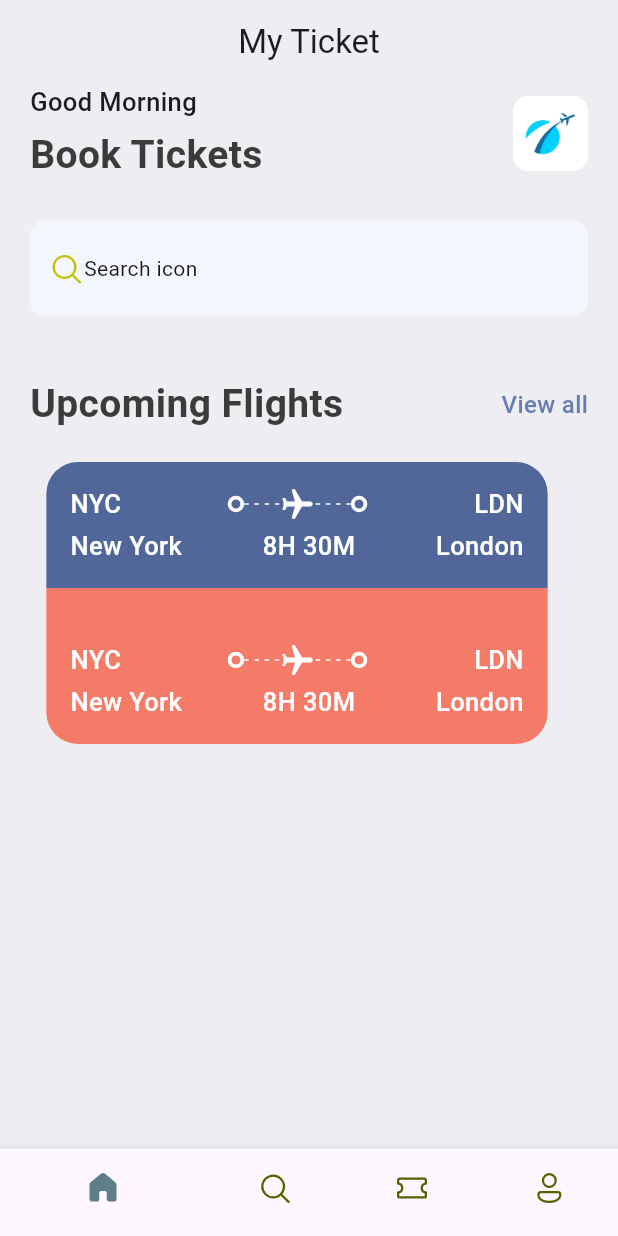
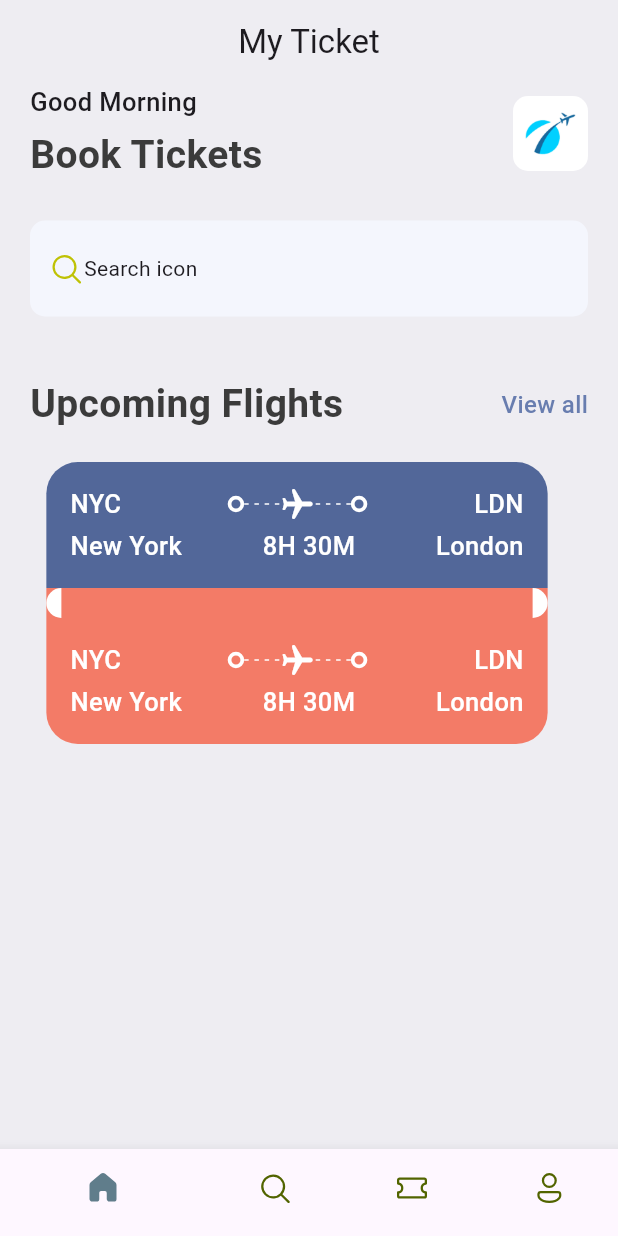
Before and after one commit to Thisi47/ticket_app, a Flutter app: the screen it shows after launch, on a phone screen of 412 x 824 dp. Run offline on Flutter 3.47's test engine with Material 3 defaults, Android fonts, the phone set to English and light mode, and no system bars; our stand-ins replace fluentui_icons.

Commit message:
Ajout de big_circular.dart et modifications dans le fichier ticket_view.dart

```diff
--- /dev/null
+++ b/lib/base/widgets/big_circular.dart
@@ -0,0 +1,26 @@
+import 'package:flutter/material.dart';
+
+class BigCircular extends StatelessWidget {
+  final isRight;
+    const BigCircular({super.key, required this.isRight});
+
+  @override
+  Widget build(BuildContext context) {
+    return SizedBox(
+      height: 20,
+      width: 10,
+      child: DecoratedBox(
+        decoration: BoxDecoration(
+            color: Colors.white ,
+            borderRadius: isRight?const BorderRadius.only(
+                topLeft: Radius.circular(10),
+                bottomLeft: Radius.circular(10)
+            ):const BorderRadius.only(
+                topRight: Radius.circular(10),
+                bottomRight: Radius.circular(10)
+            )
+        ),
+      ),
+    );
+  }
+}
--- a/lib/base/widgets/ticket_view.dart
+++ b/lib/base/widgets/ticket_view.dart
@@ -1,6 +1,7 @@
 import 'package:flutter/material.dart';
 import 'package:ticket_app/base/res/styles/app_styles.dart';
 import 'package:ticket_app/base/widgets/app_layoutbuilder_widget.dart';
+import 'package:ticket_app/base/widgets/big_circular.dart';
 import 'package:ticket_app/base/widgets/big_dot.dart';
 
 class TicketView extends StatelessWidget {
@@ -101,8 +102,14 @@ class TicketView extends StatelessWidget {
               ),
             ),
             Container(
-              height: 20,
               color: AppStyles.ticketOrange,
+              child: Row(
+                children: [
+                  const BigCircular(isRight: true,),
+                  Expanded(child: Container()),
+                  const BigCircular(isRight: false,),
+                ],
+              ),
             ),
             Container(
              padding: const EdgeInsets.all(16),
```
